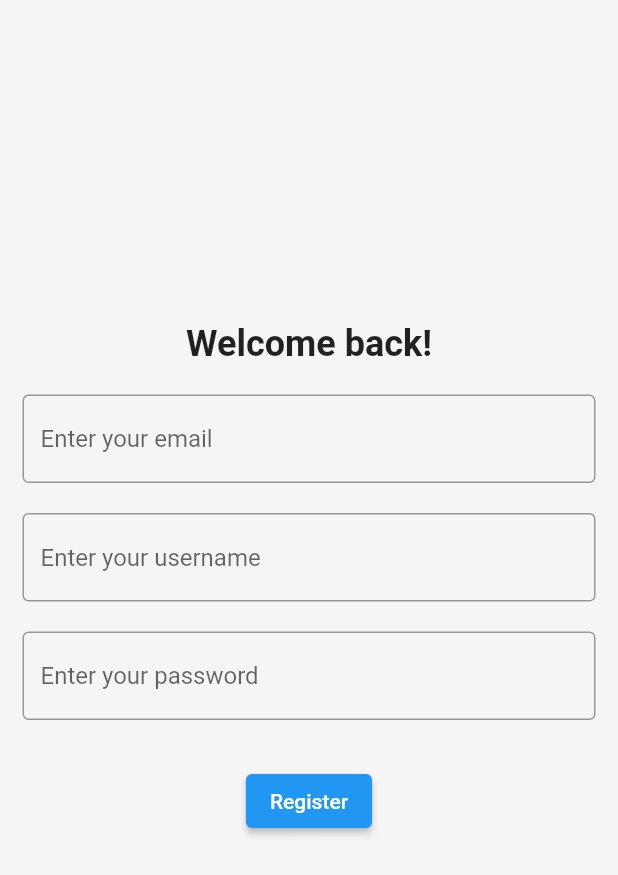
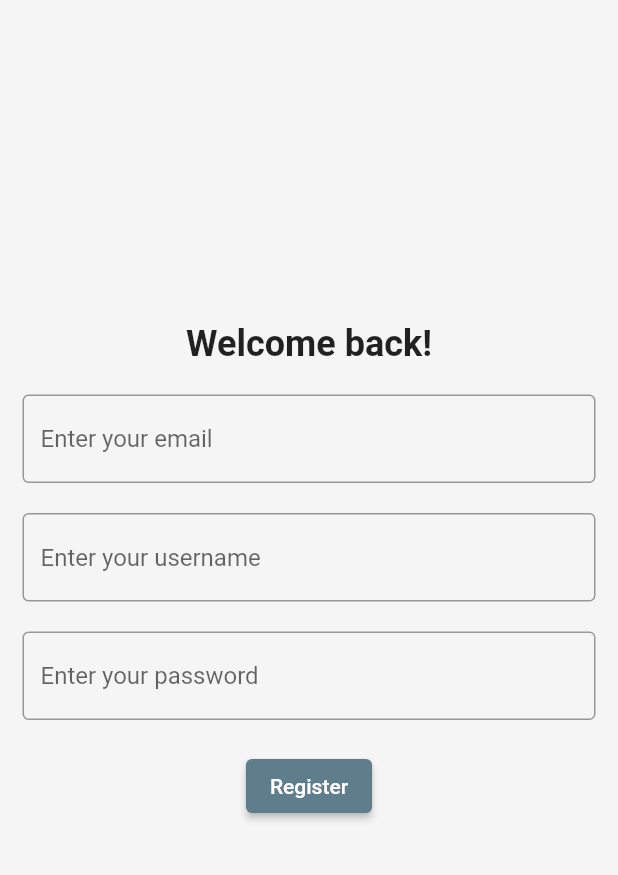
Before and after one commit to eliotfgn/blog_app, a Flutter app: the screen it shows after launch, on a phone screen of 412 x 824 dp. Shown: the top 875 px of the screen. Run offline on Flutter 3.47's test engine with Material 2 defaults, Android fonts, the phone set to English and light mode, and no system bars; our stand-ins replace dio, flutter_spinkit, fluttertoast.

```diff
--- a/lib/main.dart
+++ b/lib/main.dart
@@ -14,9 +14,10 @@ class App extends StatelessWidget {
     return MaterialApp(
       title: 'Flutter Demo',
       theme: ThemeData(
+        primarySwatch: Colors.blueGrey,
         scaffoldBackgroundColor: const Color(0xfff5f5f5),
       ),
-      home: RegisterScreen(),
+      home: const RegisterScreen(),
     );
   }
 }
--- a/lib/screens/register_screen.dart
+++ b/lib/screens/register_screen.dart
@@ -1,6 +1,8 @@
 import 'package:blog/models/user_request.dart';
 import 'package:blog/services/user_service.dart';
 import 'package:flutter/material.dart';
+import 'package:flutter_spinkit/flutter_spinkit.dart';
+import 'package:fluttertoast/fluttertoast.dart';
 
 class RegisterScreen extends StatefulWidget {
   const RegisterScreen({Key? key}) : super(key: key);
@@ -14,9 +16,11 @@ class _RegisterScreenState extends State<RegisterScreen> {
   final _emailController = TextEditingController();
   final _usernameController = TextEditingController();
   final _passwordController = TextEditingController();
+  bool _isLoading = false;
 
   _register(String email, String username, String password) async {
-    print("registering");
+    print('registering');
+    _isLoading = true;
     RegisterRequest payload = RegisterRequest(
       email: email,
       username: username,
@@ -26,9 +30,18 @@ class _RegisterScreenState extends State<RegisterScreen> {
     try {
       res = await UserService.register(payload);
     } catch (e) {
-      print(e);
+      Fluttertoast.showToast(
+        msg: 'An unexpected problem occurs!',
+      );
+    } finally {
+      setState(() {
+        _isLoading = false;
+      });
     }
-    print(res);
+
+    if (res != null) {
+      Fluttertoast.showToast(msg: 'You have been registered');
+    }
   }
 
   @override
@@ -95,7 +108,14 @@ class _RegisterScreenState extends State<RegisterScreen> {
                   ],
                 ),
               ),
-              const SizedBox(height: 30),
+              Container(
+                margin: const EdgeInsets.symmetric(vertical: 10),
+                child: _isLoading
+                    ? const SpinKitPulse(
+                        color: Colors.red,
+                      )
+                    : null,
+              ),
               ElevatedButton(
                 onPressed: () {
                   _register(
@@ -105,7 +125,7 @@ class _RegisterScreenState extends State<RegisterScreen> {
                   );
                 },
                 child: const Text("Register"),
-              )
+              ),
             ],
           ),
         ),
--- a/lib/utils/constants.dart
+++ b/lib/utils/constants.dart
@@ -1,3 +1,3 @@
 class Constants {
-  static const String baseUrl = 'http://192.168.100.11:3030/';
+  static const String baseUrl = 'http://192.168.43.96:3030/';
 }
```
